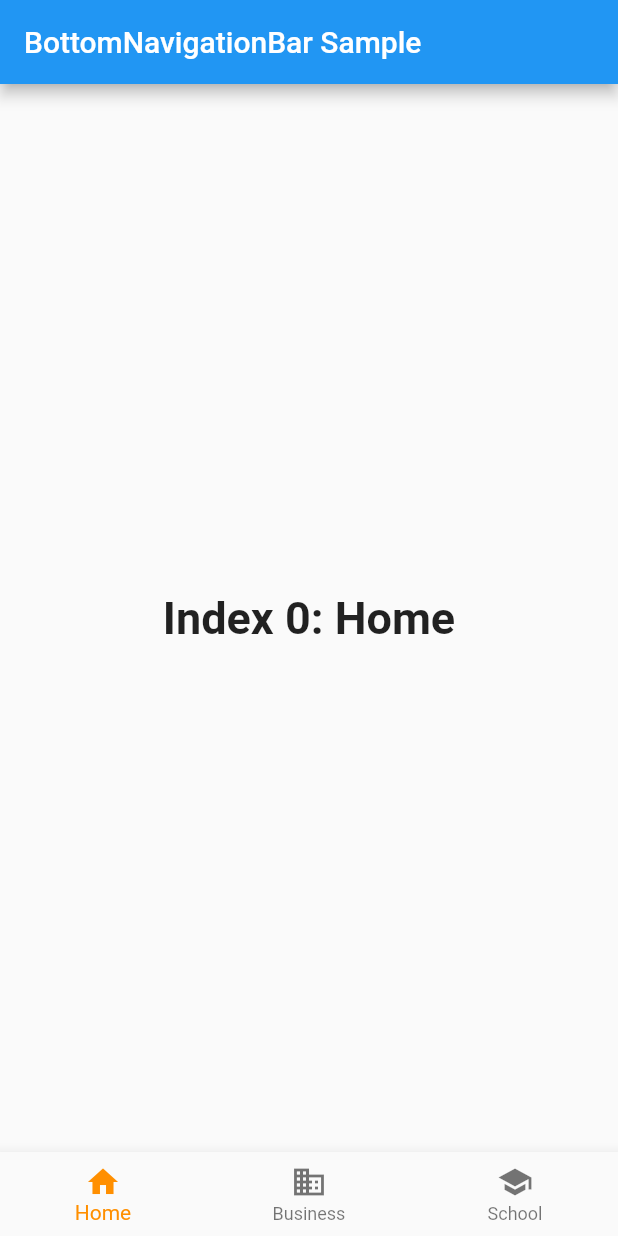
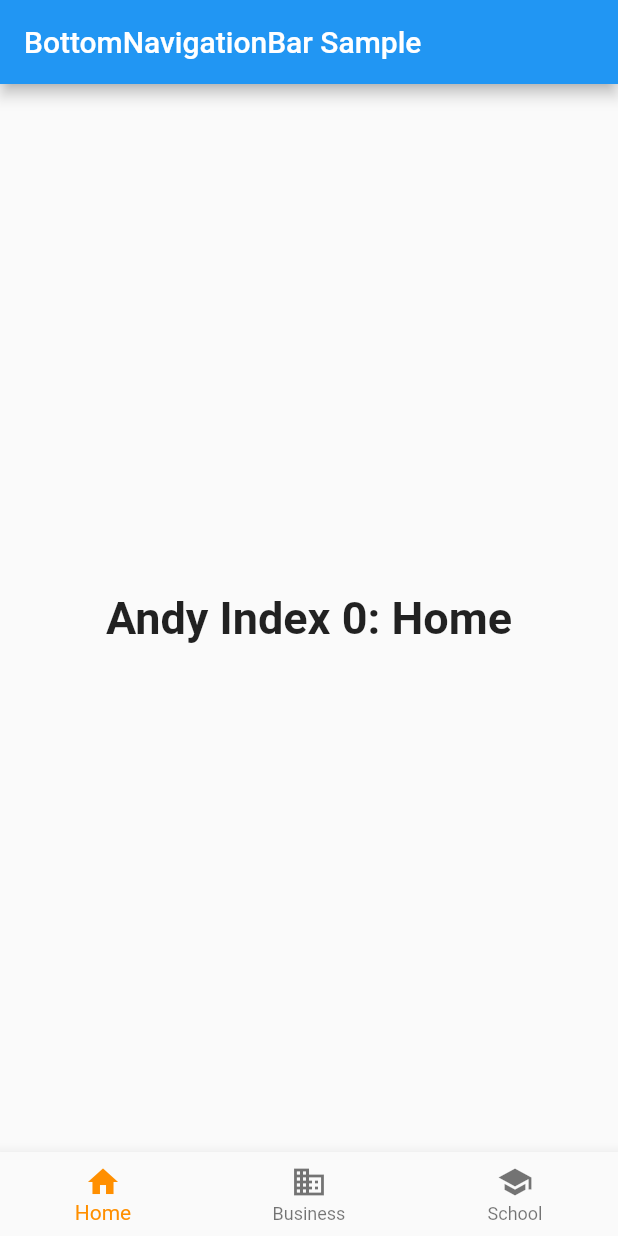
Before and after one commit to abulka/flutter_webview2, a Flutter app: the MyStatefulWidget screen opened directly, on a phone screen of 412 x 824 dp. Run offline on Flutter 3.47's test engine with Material 2 defaults, Android fonts, the phone set to English and light mode, and no system bars; our stand-ins replace webview_flutter; missing offline and left inert: dart_random_choice, flutter_webview_plugin, interactive_webview.

Commit message:
getPage() added

```diff
--- a/lib/research/UI/bottom_nav.dart
+++ b/lib/research/UI/bottom_nav.dart
@@ -37,22 +37,43 @@ class _MyStatefulWidgetState extends State<MyStatefulWidget> {
   int _selectedIndex = 0;
   static const TextStyle optionStyle =
       TextStyle(fontSize: 30, fontWeight: FontWeight.bold);
+
   // this is a list of content widgets - one per page
+  // but cannot embed $_selectedIndex in what is returned cos its
+  // a compile time creation - even if 'static const ' is removed
+  //
   // static const List<Widget> _widgetOptions = <Widget>[
+  //   Text(
+  //     'Index 0: Home',
+  //     style: optionStyle,
+  //   ),
+  //   Text(
+  //     'Index 1: Business',
+  //     style: optionStyle,
+  //   ),
+  //   Text(
+  //     'Index 2: School',
+  //     style: optionStyle,
+  //   ),
+  // ];
+
+  Widget getPage() {
     List<Widget> _widgetOptions = <Widget>[
       Text(
-      'Index 0: Home',
+        'Andy Index 0: Home',
         style: optionStyle,
       ),
       Text(
-      'Index 1: Business',
+        'Andy Index $_selectedIndex: Business',
         style: optionStyle,
       ),
       Text(
-      'Index 2: School',
+        'Andy Index 2: School',
         style: optionStyle,
       ),
     ];
+    return _widgetOptions.elementAt(_selectedIndex);
+  }
 
   void _onItemTapped(int index) {
     setState(() {
@@ -68,7 +89,8 @@ class _MyStatefulWidgetState extends State<MyStatefulWidget> {
         title: const Text('BottomNavigationBar Sample'),
       ),
       body: Center(
-        child: _widgetOptions.elementAt(_selectedIndex),
+        // child: _widgetOptions.elementAt(_selectedIndex),
+        child: getPage(),
       ),
       bottomNavigationBar: BottomNavigationBar(
         items: const <BottomNavigationBarItem>[
```
Lines whose indentation alone changed are shown as unchanged.
